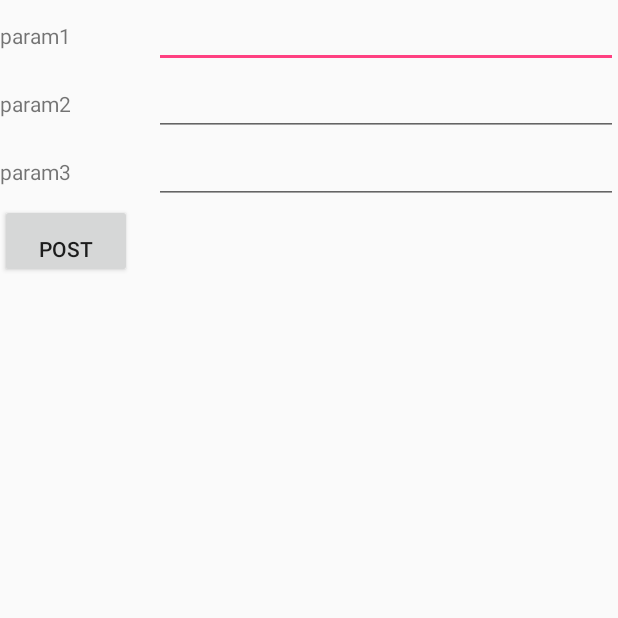
After one commit to divaliu1408/AppDemo, an Android app: the apiTestActivity screen opened directly, with no data from a screen before it, on a phone screen of 412 x 824 dp, the top half of it. The commit adds this screen. Run offline under Robolectric (Android 15) with nearby library versions, the phone set to English and light mode, and no system bars; libraries missing offline, so code that uses them is left out: org.xutils, org.xutils.common, org.xutils.http, org.xutils.x.

Commit message:
add xutil-http

```diff
--- a/app/build.gradle
+++ b/app/build.gradle
@@ -42,4 +42,5 @@ dependencies {
     compile 'com.squareup.retrofit2:adapter-rxjava:2.1.0'
     compile 'io.reactivex:rxandroid:1.2.1'
     compile 'io.reactivex:rxjava:1.2.1'
+    compile 'com.squareup.okhttp3:logging-interceptor:3.3.1'
 }
--- /dev/null
+++ b/app/src/main/java/com/diva/appdemo/Activity/apiTestActivity.java
@@ -0,0 +1,160 @@
+package com.diva.appdemo.Activity;
+
+import android.support.v7.app.AppCompatActivity;
+import android.os.Bundle;
+import android.util.Log;
+import android.view.View;
+import android.widget.Button;
+import android.widget.EditText;
+
+import com.diva.appdemo.R;
+import com.diva.appdemo.Utils.OnCallBackListener;
+import com.diva.appdemo.Utils.RequestResultImpl;
+
+import org.xutils.common.Callback;
+import org.xutils.http.RequestParams;
+import org.xutils.x;
+
+public class apiTestActivity extends AppCompatActivity {
+
+    EditText etParam1 ;
+    EditText etParam2 ;
+    EditText etParam3;
+    Button btnPost;
+    private RequestResultImpl requestResult;
+    private static final String TAG = "apiTest";
+
+    @Override
+    protected void onCreate(Bundle savedInstanceState) {
+        super.onCreate(savedInstanceState);
+        setContentView(R.layout.activity_api_test);
+        etParam1 = findViewById(R.id.et_param1);
+        etParam2 = findViewById(R.id.et_param2);
+        etParam3 = findViewById(R.id.et_param3);
+        btnPost = findViewById(R.id.btn_postTest);
+        btnPost.setOnClickListener(new View.OnClickListener() {
+
+            @Override
+            public void onClick(View v) {
+                uploadRecord();
+//                getHospitalList(param1, param2, param3);
+
+            }
+
+
+        });
+    }
+
+
+    private void uploadRecord(){
+        String url = "http://121.42.150.214:8777/record/upload?userId=1140&handover=true";
+        RequestParams params = new RequestParams(url);
+        params.addHeader("Content-Type", "application/json");
+        params.setBodyContent(record);
+        x.http().post(params, new Callback.CommonCallback<String>(){
+            @Override
+            public void onSuccess(String result) {
+                Log.e(TAG, "onSuccess: "+result );
+            }
+
+            @Override
+            public void onError(Throwable ex, boolean isOnCallback) {
+                Log.e(TAG, "onError: " +ex.toString());
+            }
+
+            @Override
+            public void onCancelled(CancelledException cex) {
+                Log.e(TAG, "onCancelled: "+cex.toString() );
+            }
+
+            @Override
+            public void onFinished() {
+                Log.e(TAG, "onFinished: " );
+            }
+        });
+    }
+
+
+
+
+
+
+
+
+    private void getHospitalList() {
+        String param1 = etParam1.getText().toString();
+        String param2 = etParam2.getText().toString();
+        String param3 = etParam3.getText().toString();
+        String url = "http://121.42.150.214:8777/carController/lujingGuiHua";
+        RequestParams params = new RequestParams(url);
+        params.addBodyParameter("userName",param3);
+        params.addBodyParameter("dis_longitude",param1);
+        params.addBodyParameter("dis_latitude",param2);
+        x.http().get(params, new Callback.CommonCallback<String>() {
+            @Override
+            public void onSuccess(String result) {
+                Log.e(TAG, "onSuccess: "+result );
+            }
+
+            @Override
+            public void onError(Throwable ex, boolean isOnCallback) {
+                Log.e(TAG, "onError: "+ex.toString() );
+            }
+
+            @Override
+            public void onCancelled(CancelledException cex) {
+                Log.e(TAG, "onCancelled: "+cex.toString() );
+            }
+
+            @Override
+            public void onFinished() {
+                Log.e(TAG, "onFinished: " );
+            }
+        });
+    }
+
+
+    String record = "{\n" +
+            "\t\"rescueStageId\": 10,\n" +
+            "\t\"ecgInfoList\": [],\n" +
+            "\t\"institutionId\": 1,\n" +
+            "\t\"recognitionCode\": \"2143082309382401\",\n" +
+            "\t\"ccr\": 0,\n" +
+            "\t\"treatmentRegisters\": [],\n" +
+            "\t\"anshanRecord\": {\n" +
+            "\t\t\"tigejianche_bailv\": \"\",\n" +
+            "\t\t\"recognitionCode\": \"2143082309382401\",\n" +
+            "\t\t\"fabingdidian\": \"\",\n" +
+            "\t\t\"tel\": \"\",\n" +
+            "\t\t\"jiuzhenfangshi\": \"\",\n" +
+            "\t\t\"jianyanjiancha\": \"\",\n" +
+            "\t\t\"shenzhi_yishi\": \"\",\n" +
+            "\t\t\"yihuqianming\": \"\",\n" +
+            "\t\t\"jiacengleixing\": \"\",\n" +
+            "\t\t\"menZhenId\": \"\",\n" +
+            "\t\t\"zhiliaocelue\": \"\",\n" +
+            "\t\t\"chubuzhenduan\": \"\",\n" +
+            "\t\t\"chubuzhenduan_other\": \"\",\n" +
+            "\t\t\"shenzhi_Killip\": \"\",\n" +
+            "\t\t\"huanzhequxiang\": \"\",\n" +
+            "\t\t\"tigejianche_huxi\": \"\"\n" +
+            "\t},\n" +
+            "\t\"symptomContent\": \"\",\n" +
+            "\t\"patient\": {\n" +
+            "\t\t\"sex\": 1,\n" +
+            "\t\t\"certID\": \"\",\n" +
+            "\t\t\"address\": \"\",\n" +
+            "\t\t\"age\": 35,\n" +
+            "\t\t\"name\": \"何平\"\n" +
+            "\t},\n" +
+            "\t\"medicalTests\": [],\n" +
+            "\t\"timelines\": [{\n" +
+            "\t\t\"actTime\": 1534990500000,\n" +
+            "\t\t\"itemId\": 9,\n" +
+            "\t\t\"actTimeString\": \"2018-8-23 10:15:00\",\n" +
+            "\t\t\"itemName\": \"远程心电传输时间\"\n" +
+            "\t}],\n" +
+            "\t\"registerItemOptions\": [],\n" +
+            "\t\"createTimeString\": \"2018-08-23 10:21:15\"\n" +
+            "}";
+}
--- /dev/null
+++ b/app/src/main/res/layout/activity_api_test.xml
@@ -0,0 +1,62 @@
+<?xml version="1.0" encoding="utf-8"?>
+<LinearLayout xmlns:android="http://schemas.android.com/apk/res/android"
+    xmlns:app="http://schemas.android.com/apk/res-auto"
+    xmlns:tools="http://schemas.android.com/tools"
+    android:layout_width="match_parent"
+    android:layout_height="match_parent"
+    android:orientation="vertical"
+    tools:context="com.diva.appdemo.Activity.apiTestActivity">
+
+    <LinearLayout
+        android:layout_width="match_parent"
+        android:layout_height="wrap_content">
+        <TextView
+            android:text="@string/param1"
+            android:layout_width="0dp"
+            android:layout_height="wrap_content"
+            android:layout_weight="1"/>
+        <EditText
+            android:id="@+id/et_param1"
+            android:layout_width="0dp"
+            android:layout_height="wrap_content"
+            android:layout_weight="3"/>
+    </LinearLayout>
+
+    <LinearLayout
+        android:layout_width="match_parent"
+        android:layout_height="wrap_content"
+        >
+        <TextView
+            android:text="@string/param2"
+            android:layout_width="0dp"
+            android:layout_height="wrap_content"
+            android:layout_weight="1"/>
+        <EditText
+            android:id="@+id/et_param2"
+            android:layout_width="0dp"
+            android:layout_height="wrap_content"
+            android:layout_weight="3" />
+    </LinearLayout>
+    <LinearLayout
+        android:layout_width="match_parent"
+        android:layout_height="wrap_content"
+        >
+        <TextView
+            android:text="@string/param3"
+            android:layout_width="0dp"
+            android:layout_height="wrap_content"
+            android:layout_weight="1"/>
+        <EditText
+            android:id="@+id/et_param3"
+            android:layout_width="0dp"
+            android:layout_height="wrap_content"
+            android:layout_weight="3" />
+    </LinearLayout>
+    <Button
+        android:id="@+id/btn_postTest"
+        android:layout_width="wrap_content"
+        android:layout_height="wrap_content"
+        android:gravity="center"
+        android:paddingTop="20sp"
+        android:text="@string/network_test"/>
+</LinearLayout>
--- a/app/src/main/res/layout/activity_main.xml
+++ b/app/src/main/res/layout/activity_main.xml
@@ -58,4 +58,9 @@
         android:layout_width="wrap_content"
         android:layout_height="wrap_content"
         android:text="@string/go_to_qrCode"/>
+    <Button
+        android:id="@+id/btn_apiTest"
+        android:layout_width="wrap_content"
+        android:layout_height="wrap_content"
+        android:text="@string/go_to_apiTest"/>
 </LinearLayout>
--- a/app/src/main/res/values/strings.xml
+++ b/app/src/main/res/values/strings.xml
@@ -24,4 +24,9 @@
     <string name="password_">密码：</string>
     <string name="username_">用户名：</string>
     <string name="log_in">LOG IN</string>
+    <string name="go_to_apiTest">GoToApi</string>
+    <string name="param1">param1</string>
+    <string name="param2">param2</string>
+    <string name="network_test">post</string>
+    <string name="param3">param3</string>
 </resources>
```
Also changed, not shown: app/src/main/AndroidManifest.xml (+12 -11 lines), app/src/main/java/com/diva/appdemo/Activity/MainActivity.java (+8 -2 lines), app/src/main/java/com/diva/appdemo/Entity/HospitalBean.java (added, +9 -0 lines), app/src/main/java/com/diva/appdemo/Utils/CTools.java (added, +11 -0 lines), app/src/main/java/com/diva/appdemo/Utils/Networks.java (added, +43 -0 lines), app/src/main/java/com/diva/appdemo/Utils/OkHttp3Utils.java (added, +69 -0 lines), app/src/main/java/com/diva/appdemo/Utils/OnCallBackListener.java (added, +12 -0 lines), app/src/main/java/com/diva/appdemo/Utils/RequestResultImpl.java (added, +33 -0 lines), app/src/main/java/com/diva/appdemo/Utils/RequestResultModule.java (added, +14 -0 lines), app/src/main/java/com/diva/appdemo/Utils/RetrofitUtils.java (added, +34 -0 lines).
